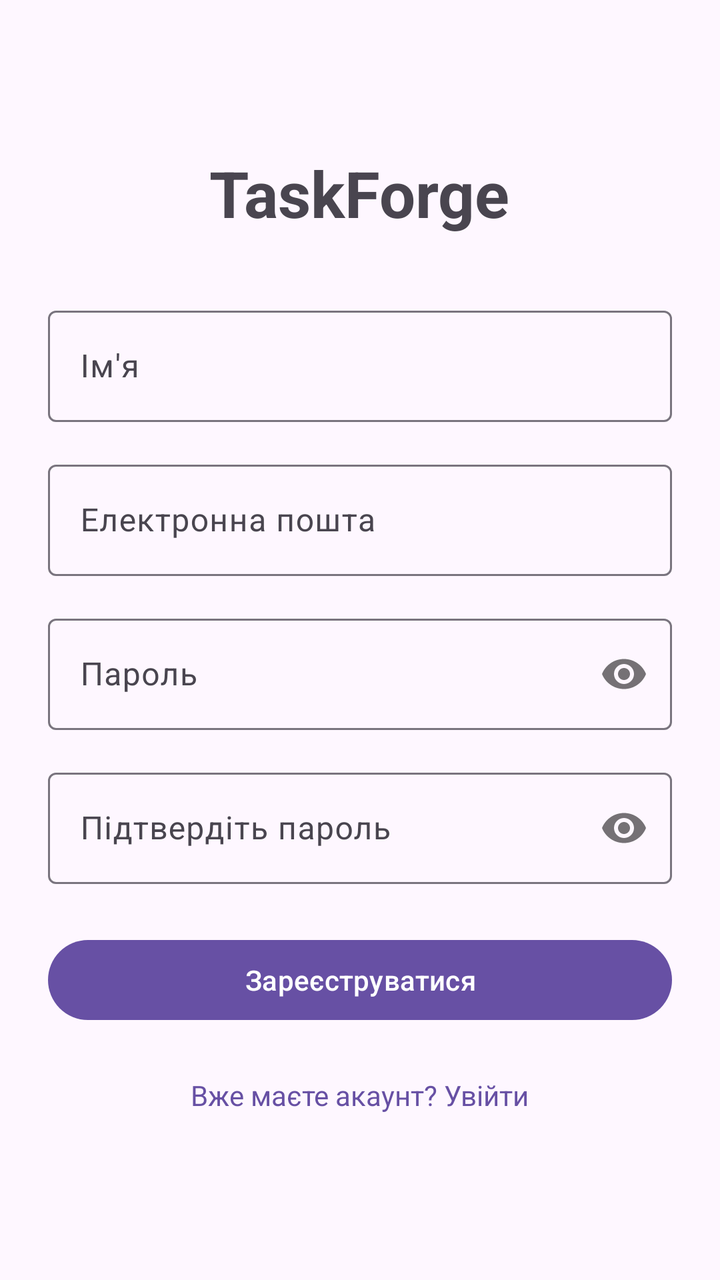
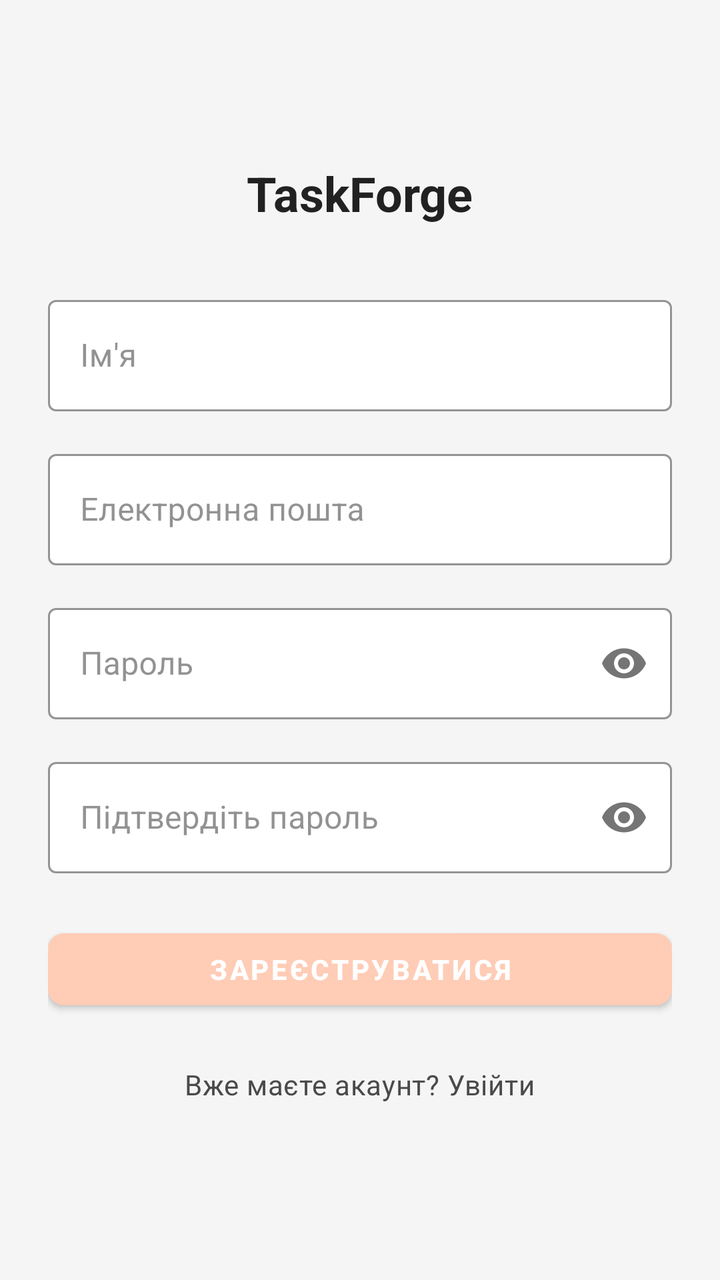

An Android layout rendered at two revisions. The XML below is the earlier revision; the diff shows what the commit changed to produce the second picture.
<!-- AndroidManifest.xml: application theme Theme.TASKFORGE -->
<!-- res/layout/activity_register.xml -->
<?xml version="1.0" encoding="utf-8"?>
<LinearLayout xmlns:android="http://schemas.android.com/apk/res/android"
    xmlns:app="http://schemas.android.com/apk/res-auto"
    android:layout_width="match_parent"
    android:layout_height="match_parent"
    android:orientation="vertical"
    android:padding="24dp"
    android:gravity="center">

    <TextView
        android:layout_width="wrap_content"
        android:layout_height="wrap_content"
        android:text="TaskForge"
        android:textSize="32sp"
        android:textStyle="bold"
        android:layout_marginBottom="32dp"/>

    <com.google.android.material.textfield.TextInputLayout
        android:layout_width="match_parent"
        android:layout_height="wrap_content"
        android:layout_marginBottom="16dp"
        android:hint="Ім'я">

        <com.google.android.material.textfield.TextInputEditText
            android:id="@+id/etName"
            android:layout_width="match_parent"
            android:layout_height="wrap_content"
            android:inputType="textPersonName"/>
    </com.google.android.material.textfield.TextInputLayout>

    <com.google.android.material.textfield.TextInputLayout
        android:layout_width="match_parent"
        android:layout_height="wrap_content"
        android:layout_marginBottom="16dp"
        android:hint="Електронна пошта">

        <com.google.android.material.textfield.TextInputEditText
            android:id="@+id/etEmail"
            android:layout_width="match_parent"
            android:layout_height="wrap_content"
            android:inputType="textEmailAddress"/>
    </com.google.android.material.textfield.TextInputLayout>

    <com.google.android.material.textfield.TextInputLayout
        android:layout_width="match_parent"
        android:layout_height="wrap_content"
        android:layout_marginBottom="16dp"
        app:passwordToggleEnabled="true"
        android:hint="Пароль">

        <com.google.android.material.textfield.TextInputEditText
            android:id="@+id/etPassword"
            android:layout_width="match_parent"
            android:layout_height="wrap_content"
            android:inputType="textPassword"/>
    </com.google.android.material.textfield.TextInputLayout>

    <com.google.android.material.textfield.TextInputLayout
        android:layout_width="match_parent"
        android:layout_height="wrap_content"
        android:layout_marginBottom="24dp"
        app:passwordToggleEnabled="true"
        android:hint="Підтвердіть пароль">

        <com.google.android.material.textfield.TextInputEditText
            android:id="@+id/etConfirmPassword"
            android:layout_width="match_parent"
            android:layout_height="wrap_content"
            android:inputType="textPassword"/>
    </com.google.android.material.textfield.TextInputLayout>

    <com.google.android.material.button.MaterialButton
        android:id="@+id/btnRegister"
        android:layout_width="match_parent"
        android:layout_height="wrap_content"
        android:text="Зареєструватися"
        android:layout_marginBottom="16dp"/>

    <TextView
        android:id="@+id/tvGoToLogin"
        android:layout_width="wrap_content"
        android:layout_height="wrap_content"
        android:text="Вже маєте акаунт? Увійти"
        android:textColor="?attr/colorPrimary"
        android:padding="8dp"/>
</LinearLayout>
<!-- resources referenced by this layout -->
<resources>
  <style name="Base.Theme.TASKFORGE" parent="Theme.Material3.DayNight.NoActionBar">
          <item name="android:windowLightStatusBar">true</item>
          
          
      </style>
  <!-- unchanged entries left out for length: 1 -->
</resources>

<!-- the commit's change to res/layout/activity_register.xml (unified diff, before → after) -->
@@ -5,23 +5,25 @@
     android:layout_height="match_parent"
     android:orientation="vertical"
     android:padding="24dp"
-    android:gravity="center">
+    android:gravity="center"
+    android:background="@color/ui_background">
 
     <TextView
         android:layout_width="wrap_content"
         android:layout_height="wrap_content"
         android:text="TaskForge"
-        android:textSize="32sp"
-        android:textStyle="bold"
+        android:textAppearance="@style/TextAppearance.TaskForge.Headline1"
         android:layout_marginBottom="32dp"/>
 
     <com.google.android.material.textfield.TextInputLayout
+        style="@style/Widget.TaskForge.TextInputLayout"
         android:layout_width="match_parent"
         android:layout_height="wrap_content"
         android:layout_marginBottom="16dp"
         android:hint="Ім'я">
 
         <com.google.android.material.textfield.TextInputEditText
+            style="@style/Widget.TaskForge.EditText"
             android:id="@+id/etName"
             android:layout_width="match_parent"
             android:layout_height="wrap_content"
@@ -29,12 +31,14 @@
     </com.google.android.material.textfield.TextInputLayout>
 
     <com.google.android.material.textfield.TextInputLayout
+        style="@style/Widget.TaskForge.TextInputLayout"
         android:layout_width="match_parent"
         android:layout_height="wrap_content"
         android:layout_marginBottom="16dp"
         android:hint="Електронна пошта">
 
         <com.google.android.material.textfield.TextInputEditText
+            style="@style/Widget.TaskForge.EditText"
             android:id="@+id/etEmail"
             android:layout_width="match_parent"
             android:layout_height="wrap_content"
@@ -42,6 +46,7 @@
     </com.google.android.material.textfield.TextInputLayout>
 
     <com.google.android.material.textfield.TextInputLayout
+        style="@style/Widget.TaskForge.TextInputLayout"
         android:layout_width="match_parent"
         android:layout_height="wrap_content"
         android:layout_marginBottom="16dp"
@@ -49,6 +54,7 @@
         android:hint="Пароль">
 
         <com.google.android.material.textfield.TextInputEditText
+            style="@style/Widget.TaskForge.EditText"
             android:id="@+id/etPassword"
             android:layout_width="match_parent"
             android:layout_height="wrap_content"
@@ -56,6 +62,7 @@
     </com.google.android.material.textfield.TextInputLayout>
 
     <com.google.android.material.textfield.TextInputLayout
+        style="@style/Widget.TaskForge.TextInputLayout"
         android:layout_width="match_parent"
         android:layout_height="wrap_content"
         android:layout_marginBottom="24dp"
@@ -63,6 +70,7 @@
         android:hint="Підтвердіть пароль">
 
         <com.google.android.material.textfield.TextInputEditText
+            style="@style/Widget.TaskForge.EditText"
             android:id="@+id/etConfirmPassword"
             android:layout_width="match_parent"
             android:layout_height="wrap_content"
@@ -71,6 +79,7 @@
 
     <com.google.android.material.button.MaterialButton
         android:id="@+id/btnRegister"
+        style="@style/Widget.TaskForge.Button.Primary"
         android:layout_width="match_parent"
         android:layout_height="wrap_content"
         android:text="Зареєструватися"
@@ -81,6 +90,7 @@
         android:layout_width="wrap_content"
         android:layout_height="wrap_content"
         android:text="Вже маєте акаунт? Увійти"
-        android:textColor="?attr/colorPrimary"
+        android:textAppearance="@style/TextAppearance.TaskForge.Caption"
+        android:textColor="@color/ui_body_text"
         android:padding="8dp"/>
 </LinearLayout>
<!-- resource entries referenced after the edit -->
@@ -1,9 +1,107 @@
 <!-- resources referenced by this layout -->
 <resources>
+  <color name="ui_background">#F5F5F5</color>
+  <color name="ui_body_text">#4A4A4A</color>
+  <style name="TextAppearance.TaskForge.Caption" parent="TextAppearance.Material3.BodyMedium">
+          <item name="android:textSize">14sp</item>
+          <item name="android:textStyle">normal</item>
+          <item name="android:fontFamily">sans-serif-medium</item>
+          <item name="android:textColor">@color/ui_hint_text</item>
+      </style>
+  <style name="TextAppearance.TaskForge.Headline1" parent="TextAppearance.Material3.HeadlineLarge">
+          <item name="android:textSize">24sp</item>
+          <item name="android:textStyle">bold</item>
+          <item name="android:fontFamily">sans-serif</item>
+          <item name="android:textColor">@color/ui_heading_text</item>
+      </style>
+  <style name="Widget.TaskForge.Button.Primary" parent="Widget.MaterialComponents.Button">
+          <item name="android:minHeight">48dp</item>
+          <item name="cornerRadius">8dp</item>
+          <item name="backgroundTint">@color/ui_accent_primary</item>
+          <item name="android:textColor">@color/white</item>
+          <item name="android:textStyle">bold</item>
+          <item name="android:fontFamily">sans-serif-medium</item>
+      </style>
+  <style name="Widget.TaskForge.EditText" parent="Widget.MaterialComponents.TextInputEditText.OutlinedBox">
+          <item name="android:textColor">@color/ui_body_text</item>
+          <item name="android:textColorHint">@color/ui_hint_text</item>
+          <item name="android:textSize">16sp</item>
+          <item name="android:fontFamily">sans-serif</item>
+      </style>
+  <style name="Widget.TaskForge.TextInputLayout" parent="Widget.MaterialComponents.TextInputLayout.OutlinedBox">
+          <item name="boxBackgroundColor">@color/white</item>
+          <item name="boxStrokeColor">@color/ui_accent_secondary</item>
+          <item name="boxStrokeWidth">1dp</item>
+          <item name="boxStrokeWidthFocused">2dp</item>
+          <item name="hintTextColor">@color/ui_hint_text</item>
+      </style>
+  <color name="ui_hint_text">#8E8E8E</color>
+  <color name="ui_heading_text">#212121</color>
+  <color name="ui_accent_primary">#FFCCB6</color>
+  <color name="white">#FFFFFFFF</color>
+  <color name="ui_accent_secondary">#DCCFF6</color>
   <style name="Base.Theme.TASKFORGE" parent="Theme.Material3.DayNight.NoActionBar">
           <item name="android:windowLightStatusBar">true</item>
-          
-          
+          <item name="colorPrimary">@color/ui_accent_primary</item>
+          <item name="colorOnPrimary">@color/white</item>
+          <item name="colorSecondary">@color/ui_accent_secondary</item>
+          <item name="colorOnSecondary">@color/ui_heading_text</item>
+          <item name="android:colorBackground">@color/ui_background</item>
+          <item name="colorSurface">@color/white</item>
+          <item name="colorOnSurface">@color/ui_body_text</item>
+          <item name="colorOnSurfaceVariant">@color/ui_hint_text</item>
+          <item name="android:windowBackground">@color/ui_background</item>
+          <item name="android:navigationBarColor">@color/white</item>
+          <item name="android:statusBarColor">@color/ui_background</item>
+          <item name="android:fontFamily">sans-serif</item>
+          <item name="textAppearanceHeadlineLarge">@style/TextAppearance.TaskForge.Headline1</item>
+          <item name="textAppearanceTitleLarge">@style/TextAppearance.TaskForge.Headline2</item>
+          <item name="textAppearanceBodyLarge">@style/TextAppearance.TaskForge.Body</item>
+          <item name="textAppearanceBodyMedium">@style/TextAppearance.TaskForge.Caption</item>
+          <item name="materialButtonStyle">@style/Widget.TaskForge.Button.Primary</item>
+          <item name="materialCardViewStyle">@style/Widget.TaskForge.CardView</item>
+          <item name="floatingActionButtonStyle">@style/Widget.TaskForge.FAB</item>
+          <item name="textInputStyle">@style/Widget.TaskForge.TextInputLayout</item>
+          <item name="editTextStyle">@style/Widget.TaskForge.EditText</item>
+          <item name="bottomNavigationStyle">@style/Widget.TaskForge.BottomNavigationView</item>
+          <item name="materialAlertDialogTheme">@style/ThemeOverlay.TaskForge.MaterialAlertDialog</item>
+      </style>
+  <style name="TextAppearance.TaskForge.Headline2" parent="TextAppearance.Material3.TitleLarge">
+          <item name="android:textSize">20sp</item>
+          <item name="android:textStyle">normal</item>
+          <item name="android:fontFamily">sans-serif-medium</item>
+          <item name="android:textColor">@color/ui_heading_text</item>
+      </style>
+  <style name="TextAppearance.TaskForge.Body" parent="TextAppearance.Material3.BodyLarge">
+          <item name="android:textSize">16sp</item>
+          <item name="android:textStyle">normal</item>
+          <item name="android:fontFamily">sans-serif</item>
+          <item name="android:textColor">@color/ui_body_text</item>
+      </style>
+  <style name="Widget.TaskForge.CardView" parent="Widget.MaterialComponents.CardView">
+          <item name="strokeColor">@color/ui_card_border</item>
+          <item name="strokeWidth">1dp</item>
+          <item name="cardCornerRadius">10dp</item>
+          <item name="cardElevation">1dp</item>
+          <item name="cardBackgroundColor">@color/white</item>
+      </style>
+  <style name="Widget.TaskForge.FAB" parent="Widget.MaterialComponents.FloatingActionButton">
+          <item name="backgroundTint">@color/ui_accent_primary</item>
+          <item name="tint">@color/white</item>
+      </style>
+  <style name="Widget.TaskForge.BottomNavigationView" parent="Widget.MaterialComponents.BottomNavigationView">
+          <item name="itemIconTint">@color/bottom_nav_tint</item>
+          <item name="itemTextColor">@color/bottom_nav_tint</item>
+          <item name="android:background">@color/white</item>
+      </style>
+  <style name="ThemeOverlay.TaskForge.MaterialAlertDialog" parent="ThemeOverlay.MaterialComponents.MaterialAlertDialog">
+          <item name="materialAlertDialogBodyTextStyle">@style/TextAppearance.TaskForge.Body</item>
+          <item name="shapeAppearanceOverlay">@style/ShapeAppearanceOverlay.TaskForge.Dialog</item>
+      </style>
+  <color name="ui_card_border">#E0E0E0</color>
+  <style name="ShapeAppearanceOverlay.TaskForge.Dialog" parent="">
+          <item name="cornerFamily">rounded</item>
+          <item name="cornerSize">20dp</item>
       </style>
   <!-- unchanged entries left out for length: 1 -->
 </resources>
